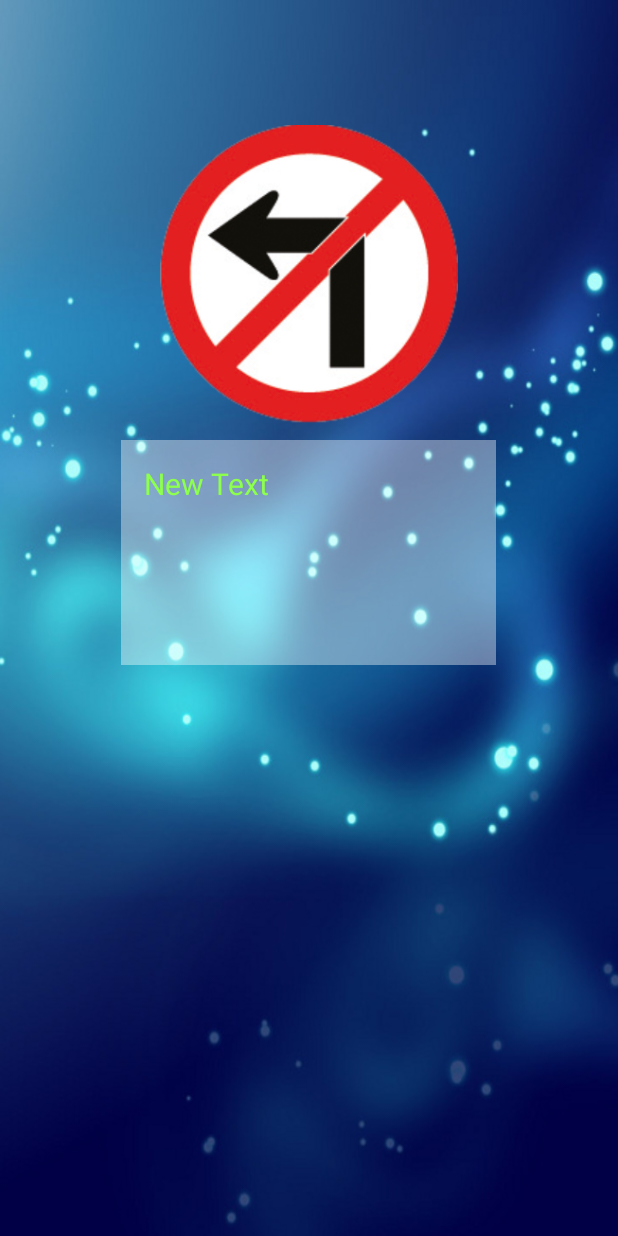
After one commit to damrongda/MyTraffic_5Dec15, an Android app: the DetailActivity screen opened directly, with no data from a screen before it, on a phone screen of 412 x 824 dp. The commit adds this screen. Run offline under Robolectric (Android 15) with nearby library versions, the phone set to English and light mode, and no system bars.

Commit message:
Detail Activity Near Finish

```diff
--- a/app/src/main/AndroidManifest.xml
+++ b/app/src/main/AndroidManifest.xml
@@ -15,6 +15,7 @@
                 <category android:name="android.intent.category.LAUNCHER" />
             </intent-filter>
         </activity>
+        <activity android:name=".DetailActivity"></activity>
     </application>
 
 </manifest>
--- /dev/null
+++ b/app/src/main/java/spcgroup/damrong/mytraffic/DetailActivity.java
@@ -0,0 +1,42 @@
+package spcgroup.damrong.mytraffic;
+
+import android.content.Context;
+import android.support.v7.app.AppCompatActivity;
+import android.os.Bundle;
+import android.widget.ImageView;
+import android.widget.TextView;
+
+public class DetailActivity extends AppCompatActivity {
+    //Explicit
+    private TextView titleTextView, detailTextView;
+    private ImageView trafficImageView;
+
+    @Override
+    protected void onCreate(Bundle savedInstanceState) {
+        super.onCreate(savedInstanceState);
+        setContentView(R.layout.activity_detail);
+
+        // Bind Widget
+        bindwidget();
+
+        //Show View
+        showView();
+
+    } // Main Method
+
+    private void showView() {
+        //Receive Value from Intent
+        String strTile = getIntent().getStringExtra("Title");
+        int intIcon = getIntent().getIntExtra("Image", R.drawable.traffic_01);
+        int intIndex = getIntent().getIntExtra("Index", 0);
+
+        titleTextView.setText(strTile);
+        trafficImageView.setImageResource(intIcon);
+    }
+
+    private void bindwidget() {
+        titleTextView = (TextView) findViewById(R.id.textView4);
+        detailTextView = (TextView) findViewById(R.id.textView5);
+        trafficImageView = (ImageView) findViewById(R.id.imageView2);
+    }
+} // Main Clss
--- a/app/src/main/java/spcgroup/damrong/mytraffic/MainActivity.java
+++ b/app/src/main/java/spcgroup/damrong/mytraffic/MainActivity.java
@@ -6,6 +6,7 @@ import android.net.Uri;
 import android.support.v7.app.AppCompatActivity;
 import android.os.Bundle;
 import android.view.View;
+import android.widget.AdapterView;
 import android.widget.Button;
 import android.widget.ListView;
 
@@ -33,7 +34,7 @@ public class MainActivity extends AppCompatActivity {
 
     private void ListViewController() {
         //For Icon
-        int[] intIcon = {R.drawable.traffic_01,R.drawable.traffic_02,
+        final int[] intIcon = {R.drawable.traffic_01,R.drawable.traffic_02,
                 R.drawable.traffic_03,R.drawable.traffic_04,R.drawable.traffic_05,
                 R.drawable.traffic_06,R.drawable.traffic_07,R.drawable.traffic_08,
                 R.drawable.traffic_09,R.drawable.traffic_10,R.drawable.traffic_11,
@@ -42,7 +43,7 @@ public class MainActivity extends AppCompatActivity {
                 R.drawable.traffic_18,R.drawable.traffic_19,R.drawable.traffic_20};
 
         //For Title
-        String[] titleStrings = new String[20];
+        final String[] titleStrings = new String[20];
         titleStrings[0] = "หัวข้อที่ 1";
         titleStrings[1] = "หัวข้อที่ 2";
         titleStrings[2] = "หัวข้อที่ 3";
@@ -70,6 +71,17 @@ public class MainActivity extends AppCompatActivity {
         MyAdapter objMyAdapter = new MyAdapter(MainActivity.this, titleStrings, detailStrings, intIcon);
         trafficListView.setAdapter(objMyAdapter);
 
+        trafficListView.setOnItemClickListener(new AdapterView.OnItemClickListener() {
+            @Override
+            public void onItemClick(AdapterView<?> parent, View view, int position, long id) {
+                Intent objIntent = new Intent(MainActivity.this, DetailActivity.class);
+                objIntent.putExtra("Title", titleStrings[position]);
+                objIntent.putExtra("Image", intIcon[position]);
+                objIntent.putExtra("Index", position);
+                startActivity(objIntent);
+            }
+        });
+
     } // ListViewController
 
     private void buttonController() {
--- /dev/null
+++ b/app/src/main/res/layout/activity_detail.xml
@@ -0,0 +1,52 @@
+<?xml version="1.0" encoding="utf-8"?>
+<RelativeLayout xmlns:android="http://schemas.android.com/apk/res/android"
+    xmlns:tools="http://schemas.android.com/tools"
+    android:layout_width="match_parent"
+    android:layout_height="match_parent"
+    android:paddingBottom="@dimen/activity_vertical_margin"
+    android:paddingLeft="@dimen/activity_horizontal_margin"
+    android:paddingRight="@dimen/activity_horizontal_margin"
+    android:paddingTop="@dimen/activity_vertical_margin"
+    tools:context="spcgroup.damrong.mytraffic.DetailActivity"
+    android:background="@drawable/bg8">
+
+    <LinearLayout
+        android:orientation="vertical"
+        android:layout_width="match_parent"
+        android:layout_height="match_parent">
+
+        <TextView
+            android:layout_width="wrap_content"
+            android:layout_height="wrap_content"
+            android:id="@+id/textView4"
+            android:layout_gravity="center_horizontal"
+            android:textSize="@dimen/h1"
+            android:text="New Text"
+            android:textColor="@color/text" />
+
+        <ImageView
+            android:layout_width="@dimen/image"
+            android:layout_height="@dimen/image"
+            android:id="@+id/imageView2"
+            android:layout_gravity="center_horizontal"
+            android:layout_marginTop="20dp" />
+
+        <ScrollView
+            android:layout_width="250dp"
+            android:layout_height="150dp"
+            android:id="@+id/scrollView"
+            android:layout_gravity="center_horizontal"
+            android:layout_marginTop="10dp"
+            android:background="#64ffffff">
+
+            <TextView
+                android:layout_width="wrap_content"
+                android:layout_height="wrap_content"
+                android:text="New Text"
+                android:id="@+id/textView5"
+                android:textSize="@dimen/h2"
+                android:padding="15dp"
+                android:textColor="@color/text" />
+        </ScrollView>
+    </LinearLayout>
+</RelativeLayout>
--- a/app/src/main/res/values/dimens.xml
+++ b/app/src/main/res/values/dimens.xml
@@ -4,7 +4,9 @@
     <dimen name="activity_vertical_margin">16dp</dimen>
 
     <dimen name="h1">35sp</dimen>
-
     <dimen name="icon">100dp</dimen>
     <dimen name="h2">20sp</dimen>
-</resources>
+    <dimen name="image">200dp</dimen>
+
+    <dimen name="pic">200dp</dimen>
+    </resources>
--- a/app/src/main/res/values/strings.xml
+++ b/app/src/main/res/values/strings.xml
@@ -3,4 +3,5 @@
 
 
     <string name="head">Traffic</string>
+    <string name="headdetail">Title</string>
 </resources>
```
